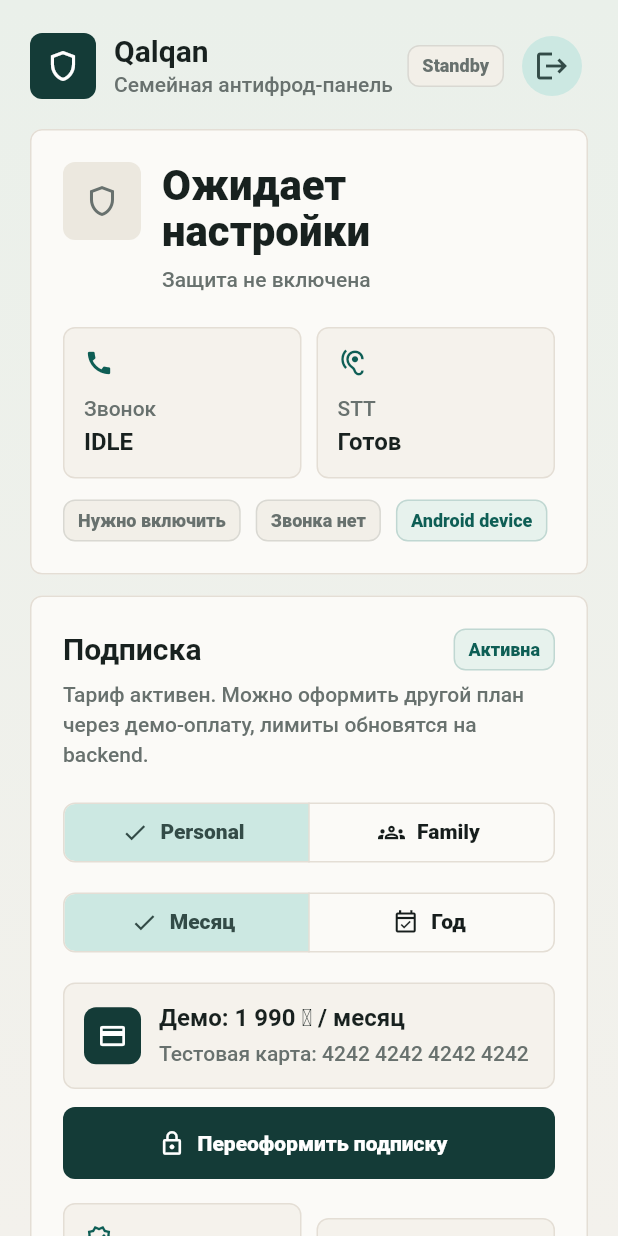
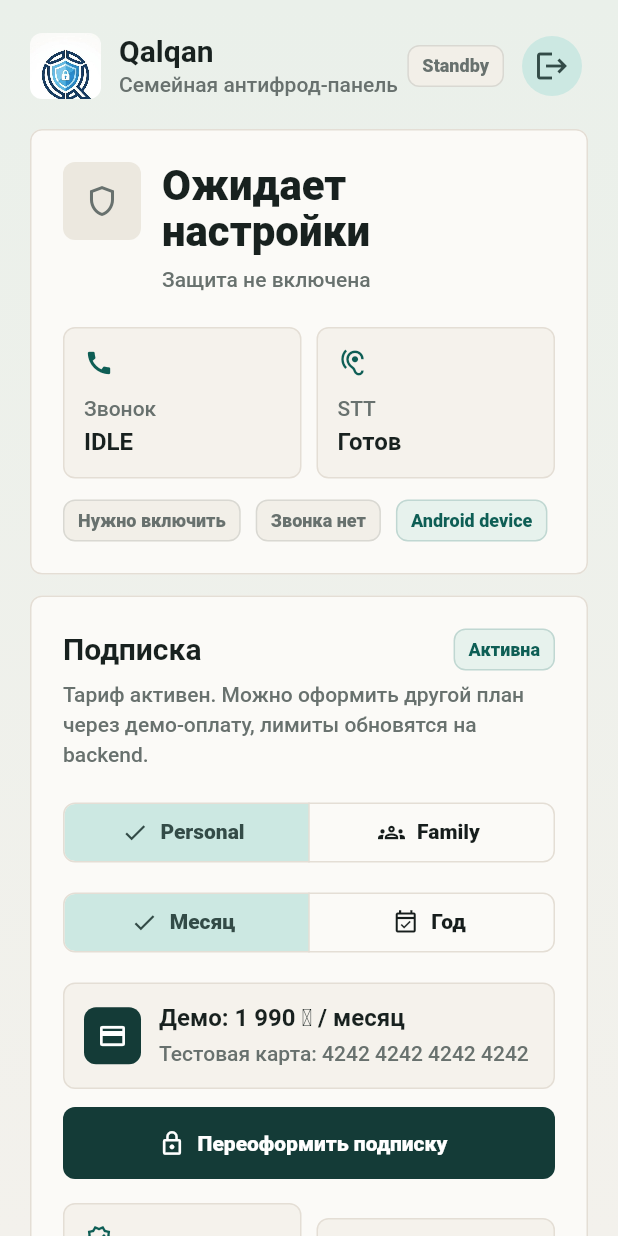
Before and after one commit to cleave173/Qalqan, a Flutter app: the QalqanScreen screen opened by its route, on a phone screen of 412 x 824 dp. Run offline on Flutter 3.47's test engine with Material 3 defaults, Android fonts, the phone set to English and light mode, and no system bars; our stand-ins replace dio, flutter_secure_storage, go_router, speech_to_text; accounts and stored records are empty; network calls fail; Roboto replaces fonts that are missing (Avenir Next).

Commit message:
Add Qalqan logo assets

```diff
--- /dev/null
+++ b/frontend/lib/core/widgets/qalqan_logo.dart
@@ -0,0 +1,31 @@
+import 'package:flutter/material.dart';
+
+class QalqanAssets {
+  const QalqanAssets._();
+
+  static const logo = 'assets/images/qalqan_logo.jpg';
+  static const mark = 'assets/images/qalqan_mark.jpg';
+}
+
+class QalqanLogo extends StatelessWidget {
+  const QalqanLogo({
+    super.key,
+    this.height = 120,
+    this.full = true,
+    this.fit = BoxFit.contain,
+  });
+
+  final double height;
+  final bool full;
+  final BoxFit fit;
+
+  @override
+  Widget build(BuildContext context) {
+    return Image.asset(
+      full ? QalqanAssets.logo : QalqanAssets.mark,
+      height: height,
+      fit: fit,
+      filterQuality: FilterQuality.high,
+    );
+  }
+}
--- a/frontend/lib/features/qalqan/presentation/screens/qalqan_screen.dart
+++ b/frontend/lib/features/qalqan/presentation/screens/qalqan_screen.dart
@@ -7,6 +7,7 @@
 import 'package:go_router/go_router.dart';
 import 'package:qalqan_app/core/api/api_client.dart';
 import 'package:qalqan_app/core/theme/app_theme.dart';
+import 'package:qalqan_app/core/widgets/qalqan_logo.dart';
 import 'package:speech_to_text/speech_recognition_result.dart';
 import 'package:speech_to_text/speech_to_text.dart';
 
@@ -533,14 +534,9 @@
   Widget build(BuildContext context) {
     return Row(
       children: [
-        Container(
-          width: 44,
-          height: 44,
-          decoration: BoxDecoration(
-            color: AppTheme.primaryDark,
-            borderRadius: BorderRadius.circular(8),
-          ),
-          child: const Icon(Icons.shield_outlined, color: Colors.white),
+        ClipRRect(
+          borderRadius: BorderRadius.circular(8),
+          child: const QalqanLogo(height: 44, full: false, fit: BoxFit.cover),
         ),
         const SizedBox(width: 12),
         Expanded(
--- a/frontend/pubspec.yaml
+++ b/frontend/pubspec.yaml
@@ -27,3 +27,6 @@
 
 flutter:
   uses-material-design: true
+  assets:
+    - assets/images/qalqan_logo.jpg
+    - assets/images/qalqan_mark.jpg
```
Also changed, not shown: frontend/lib/features/auth/presentation/screens/auth_screen.dart (+8 -134 lines), frontend/assets/images/qalqan_logo.jpg (added), frontend/assets/images/qalqan_mark.jpg (added), 5 other files.
